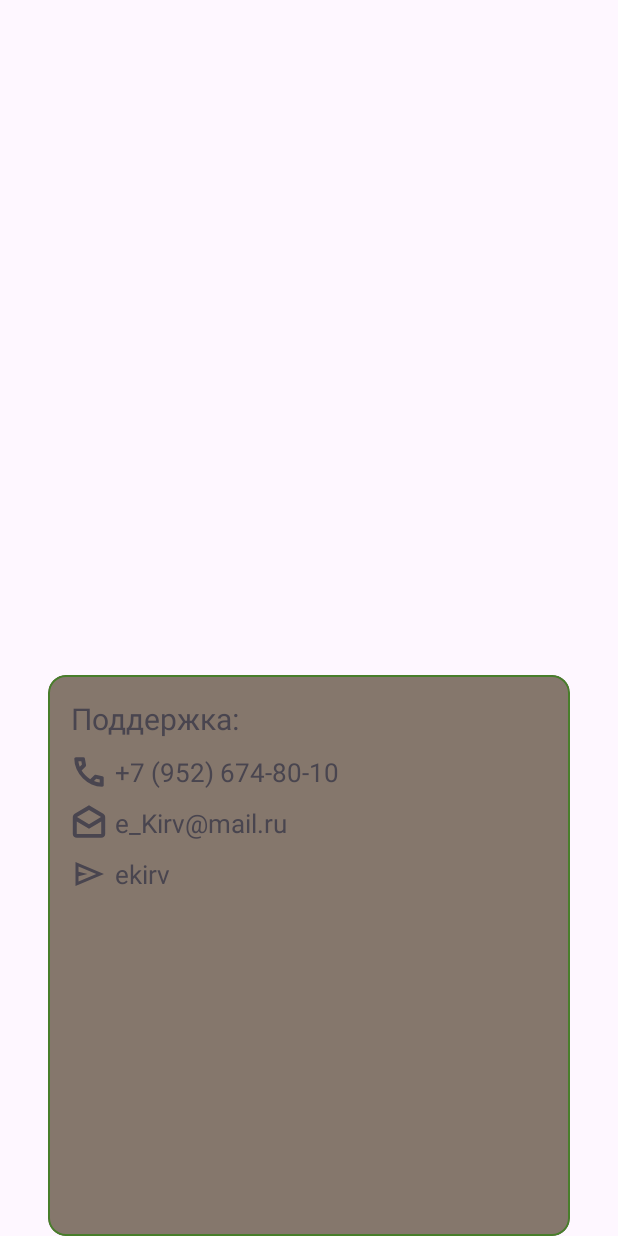
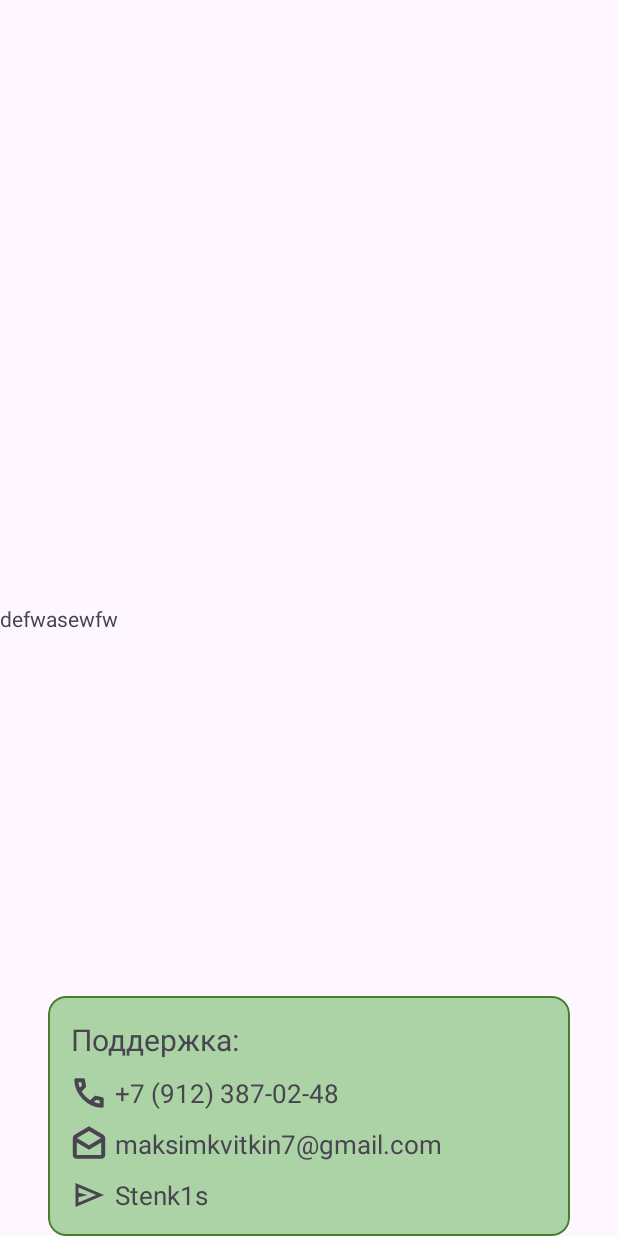
Before and after one commit to Stenk1s/osnova3, an Android app built with Jetpack Compose: the layout user_menu.xml on its own in the app's theme, with its tools: preview values and no code run, on a phone screen of 412 x 824 dp. Run offline under Robolectric (Android 15) with nearby library versions, the phone set to English and light mode, and no system bars; Roboto replaces fonts that are not available here.

Commit message:
готово объявление осталось дизайн

```diff
--- a/app/src/main/java/com/example/sportlandapp/ui/NewScreen.kt
+++ b/app/src/main/java/com/example/sportlandapp/ui/NewScreen.kt
@@ -78,6 +78,7 @@ class NewScreen : Fragment(R.layout.new_menu) {
                 Sity = binding.siti.editText!!.text.toString(),
                 Zarplata = binding.zp.editText!!.text.toString(),
                 Namber = binding.namber5.editText!!.text.toString(),
+                Old = binding.old.editText!!.text.toString(),
             )
             findNavController().navigate(R.id.action_newScreen_to_newScreen2)
         }
--- a/app/src/main/java/com/example/sportlandapp/ui/NewScreen2.kt
+++ b/app/src/main/java/com/example/sportlandapp/ui/NewScreen2.kt
@@ -63,6 +63,7 @@ class NewScreen2 : Fragment(R.layout.newsled_menu) {
                     Adres = AdVIewModel.adres.value.toString(),
                     Trebovanie = AdVIewModel.trebovanie.value.toString(),
                     Namber = AdVIewModel.namber.value.toString(),
+                    Old = AdVIewModel.old.value.toString(),
                     Id = UUID.randomUUID()
 
                     )
--- a/app/src/main/java/com/example/sportlandapp/ui/UserScreen.kt
+++ b/app/src/main/java/com/example/sportlandapp/ui/UserScreen.kt
@@ -7,6 +7,7 @@ import androidx.fragment.app.activityViewModels
 import com.example.sportlandapp.R
 import com.example.sportlandapp.databinding.UserMenuBinding
 import com.example.sportlandapp.viewmodel.UserViewModel
+
 
 class UserScreen : Fragment(R.layout.user_menu){
     private val userViewModel: UserViewModel by activityViewModels()
--- a/app/src/main/java/com/example/sportlandapp/ui/models/Ad.kt
+++ b/app/src/main/java/com/example/sportlandapp/ui/models/Ad.kt
@@ -13,5 +13,6 @@ data class Ad(
     val Opet: String,
     val Adres: String,
     val Trebovanie: String,
-    val Namber: String
+    val Namber: String,
+    val Old: String
 )
--- a/app/src/main/java/com/example/sportlandapp/viewmodel/AdVIewModel.kt
+++ b/app/src/main/java/com/example/sportlandapp/viewmodel/AdVIewModel.kt
@@ -15,6 +15,7 @@ class AdVIewModel : ViewModel() {
     private val _Opisanie= MutableLiveData<String>("")
     private val _Grafik= MutableLiveData<String>("")
     private val _opet= MutableLiveData<String>("")
+    private val _Old= MutableLiveData<String>("")
     private val _Adres= MutableLiveData<String>("")
     private val _Trebovanie= MutableLiveData<String>("")
     private val _Namber= MutableLiveData<String>("")
@@ -22,6 +23,7 @@ class AdVIewModel : ViewModel() {
     val sity: LiveData<String> = _Sity
     val organization: LiveData<String> = _Organization
     val zarplata: LiveData<String> = _Zarplata
+    val old: LiveData<String> = _Old
     val opisanie: LiveData<String> = _Opisanie
     val grafik: LiveData<String> = _Grafik
     val opet: LiveData<String> = _opet
@@ -35,12 +37,13 @@ class AdVIewModel : ViewModel() {
         oldList?.add(ad)
         _adList.value = oldList?.toList()
     }
-    fun adad1(Title:String, Organization:String, Sity:String, Zarplata:String, Namber:String ){
+    fun adad1(Title:String,Old:String, Organization:String, Sity:String, Zarplata:String, Namber:String ){
         _Title.value = Title
         _Sity.value = Sity
         _Organization.value = Organization
         _Zarplata.value = Zarplata
         _Namber.value = Namber
+        _Old.value = Old
     }
     fun adad2(Opisanie:String, Grafik:String, opet:String, Adres:String, Trebovanie:String ){
         _Opisanie.value = Opisanie
--- a/app/src/main/res/layout/user_menu.xml
+++ b/app/src/main/res/layout/user_menu.xml
@@ -1,6 +1,7 @@
 <?xml version="1.0" encoding="utf-8"?>
 <layout xmlns:android="http://schemas.android.com/apk/res/android"
     xmlns:app="http://schemas.android.com/apk/res-auto"
+    xmlns:tools="http://schemas.android.com/tools"
     android:background="@color/background">
 
 
@@ -11,11 +12,26 @@
             type="com.example.sportlandapp.viewmodel.UserViewModel" />
     </data>
 
+    <androidx.constraintlayout.widget.ConstraintLayout
+        android:layout_width="match_parent"
+        android:layout_height="match_parent"
+        android:orientation="vertical">
+
+        <TextView
+            android:layout_width="match_parent"
+            android:layout_height="wrap_content"
+            android:text="@{user.family}"
+            app:layout_constraintBottom_toBottomOf="parent"
+            app:layout_constraintStart_toStartOf="parent"
+            app:layout_constraintTop_toTopOf="parent"
+            tools:text="defwasewfw" />
+
+
 
     <com.google.android.material.card.MaterialCardView
         android:id="@+id/card_support"
         android:layout_width="match_parent"
-            android:layout_height="match_parent"
+        android:layout_height="wrap_content"
         android:layout_marginTop="450dp"
         android:layout_marginStart="32dp"
         android:layout_marginEnd="32dp"
@@ -62,7 +78,7 @@
                     android:layout_height="wrap_content"
                     android:layout_marginStart="5dp"
                     android:layout_marginTop="10dp"
-                        android:text="+7 (952) 674-80-10"
+                    android:text="+7 (912) 387-02-48"
                     android:textSize="17sp">
 
                 </TextView>
@@ -89,7 +105,7 @@
                     android:layout_height="wrap_content"
                     android:layout_marginStart="5dp"
                     android:layout_marginTop="10dp"
-                        android:text="e_Kirv@mail.ru"
+                    android:text="maksimkvitkin7@gmail.com"
                     android:textSize="17sp">
 
                 </TextView>
@@ -117,7 +133,7 @@
                     android:layout_height="wrap_content"
                     android:layout_marginStart="5dp"
                     android:layout_marginTop="10dp"
-                        android:text="ekirv"
+                    android:text="Stenk1s"
                     android:textSize="17sp">
 
                 </TextView>
@@ -127,4 +143,5 @@
         </LinearLayout>
 
     </com.google.android.material.card.MaterialCardView>
+    </androidx.constraintlayout.widget.ConstraintLayout>
 </layout>
--- a/app/src/main/res/values/colors.xml
+++ b/app/src/main/res/values/colors.xml
@@ -13,5 +13,5 @@
     <color name="green">#487E2B</color>
     <color name="green_500">#035106</color>
     <color name="background">#E4DAD1</color>
-    <color name="ad">#85776C</color>
+    <color name="ad">#ABD3A6</color>
 </resources>
--- a/app/src/main/res/values/strings.xml
+++ b/app/src/main/res/values/strings.xml
@@ -39,6 +39,7 @@
     <string name="ad_sity">Город: %s</string>
     <string name="ad_namber">Телефон: %s</string>
     <string name="ad_zarplata">%s</string>
+    <string name="zp">Зарплата: %s</string>
 
 
 </resources>
```
Also changed, not shown: app/src/main/java/com/example/sportlandapp/ui/DetailFragment.kt (+11 -0 lines), app/src/main/java/com/example/sportlandapp/ui/Forma.kt (+8 -3 lines), app/src/main/res/layout/activity_main.xml (+10 -7 lines), app/src/main/res/layout/detail_fragment.xml (+106 -0 lines). Lines whose indentation alone changed are shown as unchanged.
